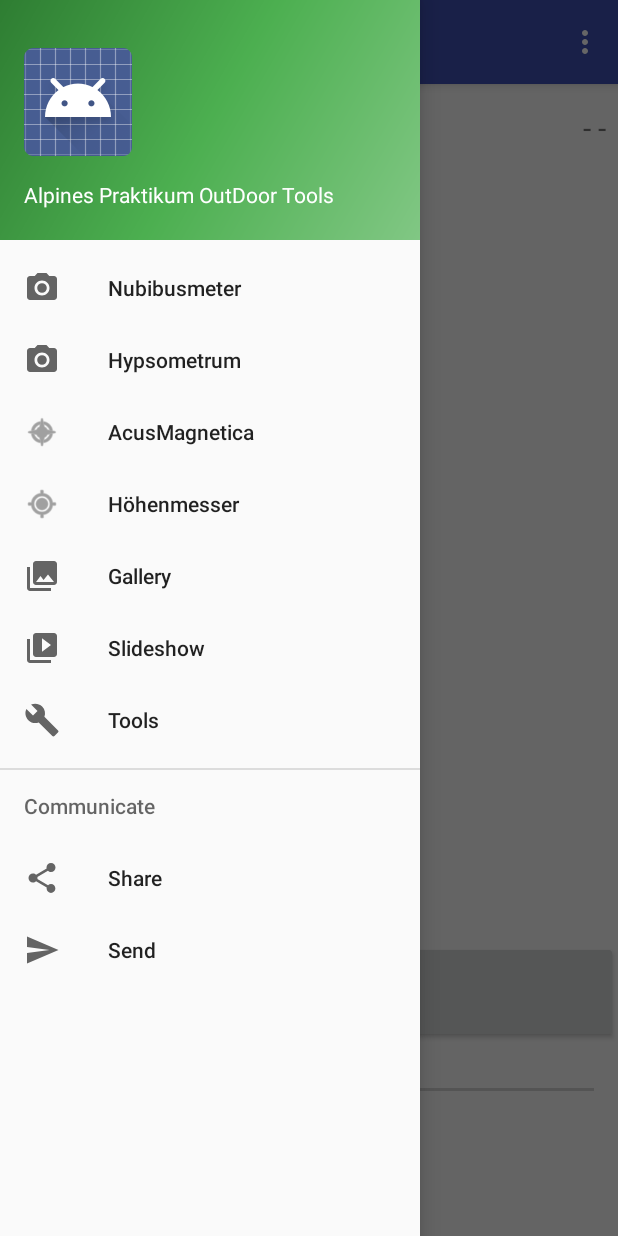
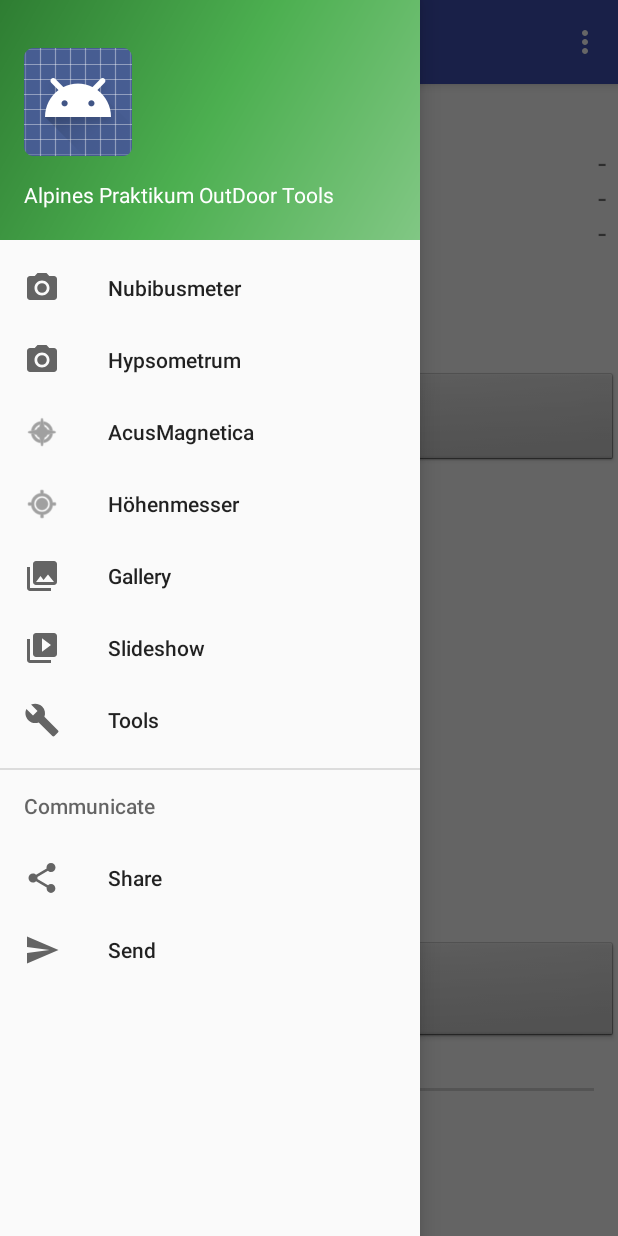
Before and after one commit to APOutDoorTools/APOutDoorTools, an Android app: the fragment GPSFragment placed in its activity, with the side drawer open, on a phone screen of 412 x 824 dp. Run offline under Robolectric (Android 15) with nearby library versions, the phone set to English and light mode, and no system bars; libraries missing offline, so code that uses them is left out: com.jjoe64.graphview; plain views replace GraphView; 3 statements that could not run were skipped.

Commit message:
GPS Vibration bei knopfdruck und überschreiten der Höhe Auslagern der Strings des GPS-Fragments Kurzer Versuch das Layout irgendwie ansehnlich zu machen Layout GPS fertig, Diagramm noch nicht eingebunden Diagramm eingebunden, noch keien werte Diagramm kann werte anzeigen, name und Symbol in navigation Bar verändert kleinere Anpassungen des Layouts

```diff
--- a/app/src/main/res/layout-v21/gps.xml
+++ b/app/src/main/res/layout-v21/gps.xml
@@ -98,7 +98,7 @@
 
             <Button
                 android:id="@+id/erweitert"
-                style="@style/Widget.AppCompat.Button.Borderless.Colored"
+                style="@android:style/Widget.Button"
                 android:layout_width="match_parent"
                 android:layout_height="match_parent"
                 android:layout_alignParentLeft="true"
@@ -106,6 +106,7 @@
                 android:layout_below="@+id/oben"
                 android:layout_weight="2"
                 android:text="ERWEITERTER MODUS"
+                android:textAppearance="@style/TextAppearance.AppCompat.Widget.Button"
                 tools:layout_editor_absoluteX="84dp"
                 tools:layout_editor_absoluteY="65dp" />
 
@@ -132,6 +133,7 @@
                 <Button
                     android:id="@+id/posAnfragen"
 
+                    style="@android:style/Widget.Button"
                     android:layout_width="match_parent"
                     android:layout_height="wrap_content"
                     android:layout_alignParentBottom="true"
@@ -139,7 +141,8 @@
                     android:layout_alignParentStart="true"
                     android:layout_marginBottom="12dp"
                     android:layout_weight="0.96"
-                    android:text="Position Anfragen" />
+                    android:text="Position Anfragen"
+                    android:textAppearance="@style/TextAppearance.AppCompat.Widget.Button" />
 
                 <SeekBar
                     android:id="@+id/seekBar"
--- a/app/src/main/res/values/strings.xml
+++ b/app/src/main/res/values/strings.xml
@@ -12,10 +12,10 @@
 
     <string name="Text_einfach">Koordinaten: \nLängengrad:  \nBreitengrad: \nHöhe über NN:</string>
     <string name="Genauigkeit_Text">Genauigkeit in Metern: -</string>
-    <string name="drei_Platzhalter">- -</string>
+    <string name="drei_Platzhalter">\n-\n-\n-</string>
     <string name="erweitert_Modus_Text">erweiterter Modus</string>
     <string name="platzhalter_drei">- - -</string>
-    <string name="vier_Platzhalter">-\n-\n-\n-</string>
+    <string name="vier_Platzhalter">\n-\n-\n-\n-</string>
     <string name="text_erweitert">Koordinaten: \nLängengrad: \nBreitengrad: \nHöhe über NN: Signal:</string>
     <string name="stop">Stop</string>
     <string name="Signal_wird_gesucht">GPS Signal wird gesucht</string>
```
Also changed, not shown: app/src/main/java/ml/p_seminar/apoutdoortools/GPSFragment.java (+7 -5 lines).
